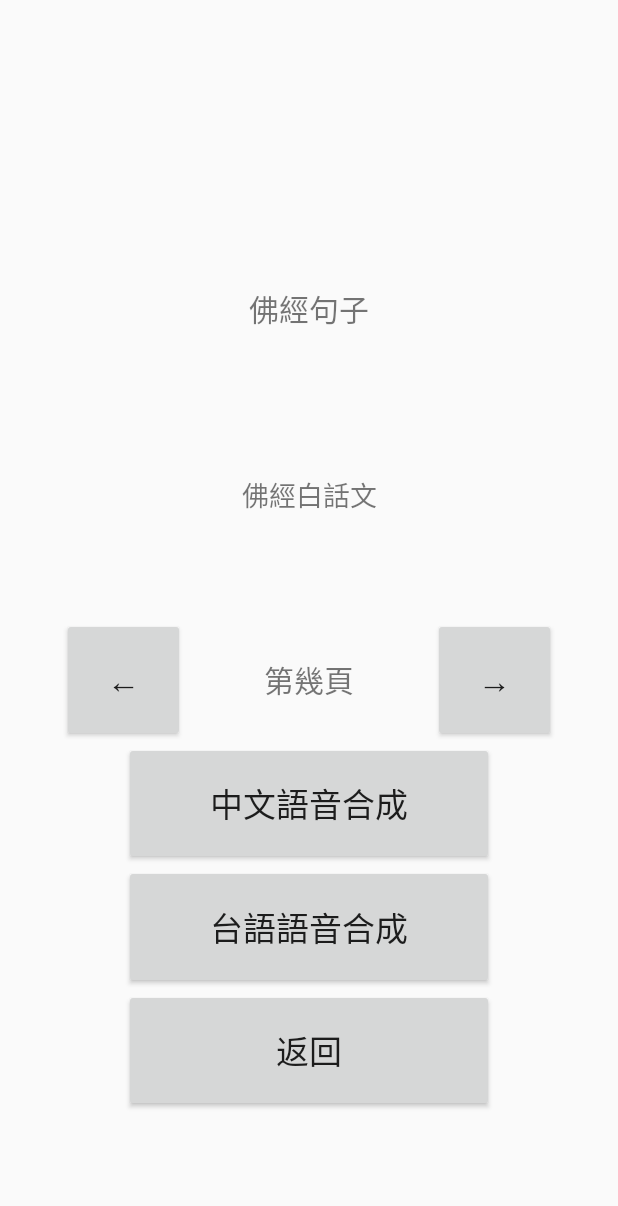
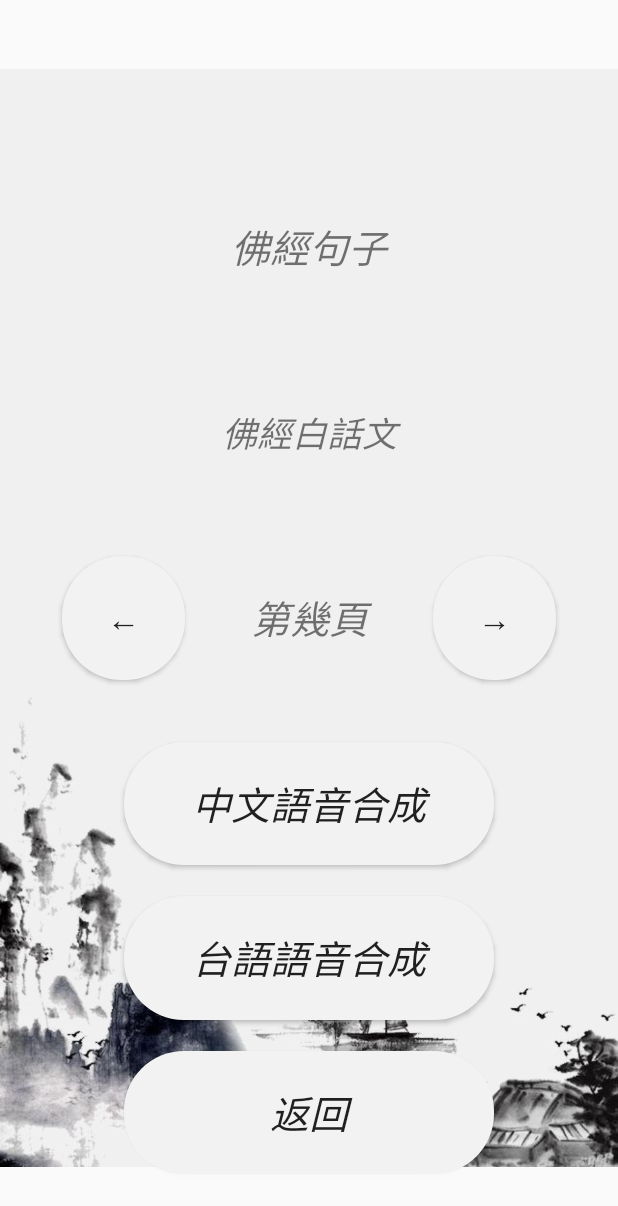
Before and after one commit to curry0622/-Buddhist-Scriptures-Guider, an Android app: the GuideReadingPage screen opened directly, with no data from a screen before it, on a phone screen of 412 x 824 dp. Shown: the top 1206 px of the screen. Run offline under Robolectric (Android 15) with nearby library versions, the phone set to English and light mode, and no system bars; 2 statements that could not run were skipped.

Commit message:
feat: new background

```diff
--- a/app/src/main/res/layout/activity_guide_reading_page.xml
+++ b/app/src/main/res/layout/activity_guide_reading_page.xml
@@ -14,11 +14,25 @@
         app:layout_constraintGuide_percent="0"/>
 
     <androidx.constraintlayout.widget.Guideline
+        android:id="@+id/H5"
+        android:layout_width="match_parent"
+        android:layout_height="match_parent"
+        android:orientation="horizontal"
+        app:layout_constraintGuide_percent="0.05"/>
+
+    <androidx.constraintlayout.widget.Guideline
         android:id="@+id/H10"
         android:layout_width="match_parent"
         android:layout_height="match_parent"
         android:orientation="horizontal"
         app:layout_constraintGuide_percent="0.10"/>
+
+    <androidx.constraintlayout.widget.Guideline
+        android:id="@+id/H15"
+        android:layout_width="match_parent"
+        android:layout_height="match_parent"
+        android:orientation="horizontal"
+        app:layout_constraintGuide_percent="0.15"/>
 
     <androidx.constraintlayout.widget.Guideline
         android:id="@+id/H20"
@@ -28,11 +42,25 @@
         app:layout_constraintGuide_percent="0.20"/>
 
     <androidx.constraintlayout.widget.Guideline
+        android:id="@+id/H25"
+        android:layout_width="match_parent"
+        android:layout_height="match_parent"
+        android:orientation="horizontal"
+        app:layout_constraintGuide_percent="0.25"/>
+
+    <androidx.constraintlayout.widget.Guideline
         android:id="@+id/H30"
         android:layout_width="match_parent"
         android:layout_height="match_parent"
         android:orientation="horizontal"
         app:layout_constraintGuide_percent="0.30"/>
+
+    <androidx.constraintlayout.widget.Guideline
+        android:id="@+id/H35"
+        android:layout_width="match_parent"
+        android:layout_height="match_parent"
+        android:orientation="horizontal"
+        app:layout_constraintGuide_percent="0.35"/>
 
     <androidx.constraintlayout.widget.Guideline
         android:id="@+id/H40"
@@ -42,11 +70,25 @@
         app:layout_constraintGuide_percent="0.40"/>
 
     <androidx.constraintlayout.widget.Guideline
+        android:id="@+id/H45"
+        android:layout_width="match_parent"
+        android:layout_height="match_parent"
+        android:orientation="horizontal"
+        app:layout_constraintGuide_percent="0.45"/>
+
+    <androidx.constraintlayout.widget.Guideline
         android:id="@+id/H50"
         android:layout_width="match_parent"
         android:layout_height="match_parent"
         android:orientation="horizontal"
         app:layout_constraintGuide_percent="0.50"/>
+
+    <androidx.constraintlayout.widget.Guideline
+        android:id="@+id/H55"
+        android:layout_width="match_parent"
+        android:layout_height="match_parent"
+        android:orientation="horizontal"
+        app:layout_constraintGuide_percent="0.55"/>
 
     <androidx.constraintlayout.widget.Guideline
         android:id="@+id/H60"
@@ -56,11 +98,32 @@
         app:layout_constraintGuide_percent="0.60"/>
 
     <androidx.constraintlayout.widget.Guideline
+        android:id="@+id/H65"
+        android:layout_width="match_parent"
+        android:layout_height="match_parent"
+        android:orientation="horizontal"
+        app:layout_constraintGuide_percent="0.65"/>
+
+    <androidx.constraintlayout.widget.Guideline
         android:id="@+id/H70"
         android:layout_width="match_parent"
         android:layout_height="match_parent"
         android:orientation="horizontal"
         app:layout_constraintGuide_percent="0.70"/>
+
+    <androidx.constraintlayout.widget.Guideline
+        android:id="@+id/H725"
+        android:layout_width="match_parent"
+        android:layout_height="match_parent"
+        android:orientation="horizontal"
+        app:layout_constraintGuide_percent="0.725"/>
+
+    <androidx.constraintlayout.widget.Guideline
+        android:id="@+id/H75"
+        android:layout_width="match_parent"
+        android:layout_height="match_parent"
+        android:orientation="horizontal"
+        app:layout_constraintGuide_percent="0.75"/>
 
     <androidx.constraintlayout.widget.Guideline
         android:id="@+id/H80"
@@ -70,11 +133,39 @@
         app:layout_constraintGuide_percent="0.80"/>
 
     <androidx.constraintlayout.widget.Guideline
+        android:id="@+id/H825"
+        android:layout_width="match_parent"
+        android:layout_height="match_parent"
+        android:orientation="horizontal"
+        app:layout_constraintGuide_percent="0.825"/>
+
+    <androidx.constraintlayout.widget.Guideline
+        android:id="@+id/H85"
+        android:layout_width="match_parent"
+        android:layout_height="match_parent"
+        android:orientation="horizontal"
+        app:layout_constraintGuide_percent="0.85"/>
+
+    <androidx.constraintlayout.widget.Guideline
         android:id="@+id/H90"
         android:layout_width="match_parent"
         android:layout_height="match_parent"
         android:orientation="horizontal"
         app:layout_constraintGuide_percent="0.90"/>
+
+    <androidx.constraintlayout.widget.Guideline
+        android:id="@+id/H925"
+        android:layout_width="match_parent"
+        android:layout_height="match_parent"
+        android:orientation="horizontal"
+        app:layout_constraintGuide_percent="0.925"/>
+
+    <androidx.constraintlayout.widget.Guideline
+        android:id="@+id/H95"
+        android:layout_width="match_parent"
+        android:layout_height="match_parent"
+        android:orientation="horizontal"
+        app:layout_constraintGuide_percent="0.95"/>
 
     <androidx.constraintlayout.widget.Guideline
         android:id="@+id/H100"
@@ -160,42 +251,55 @@
         android:orientation="vertical"
         app:layout_constraintGuide_percent="1.0"/>
 
+    <ImageView
+        android:id="@+id/bg"
+        android:layout_width="0dp"
+        android:layout_height="0dp"
+        android:src="@drawable/scripturebg"
+        app:layout_constraintLeft_toLeftOf="@id/V0"
+        app:layout_constraintRight_toRightOf="@id/V100"
+        app:layout_constraintTop_toTopOf="@id/H0"
+        app:layout_constraintBottom_toBottomOf="@id/H100"/>
+
     <TextView
         android:id="@+id/titleTxt"
         android:layout_width="0dp"
         android:layout_height="0dp"
         android:text="佛經標題"
-        android:textSize="40dp"
-        android:textAlignment="center"
-        android:layout_gravity="center_horizontal"
+        android:textSize="44dp"
+        android:textColor="@color/black"
+        android:gravity="center"
+        android:fontFamily="@font/buddhist"
         app:layout_constraintLeft_toLeftOf="@id/V20"
         app:layout_constraintRight_toRightOf="@id/V80"
-        app:layout_constraintTop_toTopOf="@id/H10"
-        app:layout_constraintBottom_toBottomOf="@id/H20"/>
+        app:layout_constraintTop_toTopOf="@id/H5"
+        app:layout_constraintBottom_toBottomOf="@id/H15"/>
 
     <TextView
         android:id="@+id/contentTxt"
         android:layout_width="0dp"
         android:layout_height="0dp"
         android:text="佛經句子"
-        android:textSize="20dp"
+        android:textSize="26dp"
         android:gravity="center"
+        android:fontFamily="@font/buddhist"
         app:layout_constraintLeft_toLeftOf="@id/V20"
         app:layout_constraintRight_toRightOf="@id/V80"
-        app:layout_constraintTop_toTopOf="@id/H20"
-        app:layout_constraintBottom_toBottomOf="@id/H30"/>
+        app:layout_constraintTop_toTopOf="@id/H15"
+        app:layout_constraintBottom_toBottomOf="@id/H25"/>
 
     <TextView
         android:id="@+id/vernacularTxt"
         android:layout_width="0dp"
         android:layout_height="0dp"
         android:text="佛經白話文"
-        android:textSize="18dp"
+        android:textSize="23dp"
         android:gravity="center"
+        android:fontFamily="@font/buddhist"
         app:layout_constraintLeft_toLeftOf="@id/V20"
         app:layout_constraintRight_toRightOf="@id/V80"
-        app:layout_constraintTop_toTopOf="@id/H30"
-        app:layout_constraintBottom_toBottomOf="@id/H50"/>
+        app:layout_constraintTop_toTopOf="@id/H25"
+        app:layout_constraintBottom_toBottomOf="@id/H45"/>
 
     <Button
         android:id="@+id/prevBtn"
@@ -203,10 +307,11 @@
         android:layout_height="0dp"
         android:text="←"
         android:textSize="22dp"
+        android:background="@drawable/btn_rounded"
         app:layout_constraintLeft_toLeftOf="@id/V10"
         app:layout_constraintRight_toRightOf="@id/V30"
-        app:layout_constraintTop_toTopOf="@id/H50"
-        app:layout_constraintBottom_toBottomOf="@id/H60"/>
+        app:layout_constraintTop_toTopOf="@id/H45"
+        app:layout_constraintBottom_toBottomOf="@id/H55"/>
 
     <Button
         android:id="@+id/nextBtn"
@@ -214,29 +319,33 @@
         android:layout_height="0dp"
         android:text="→"
         android:textSize="22dp"
+        android:background="@drawable/btn_rounded"
         app:layout_constraintLeft_toLeftOf="@id/V70"
         app:layout_constraintRight_toRightOf="@id/V90"
-        app:layout_constraintTop_toTopOf="@id/H50"
-        app:layout_constraintBottom_toBottomOf="@id/H60"/>
+        app:layout_constraintTop_toTopOf="@id/H45"
+        app:layout_constraintBottom_toBottomOf="@id/H55"/>
 
     <TextView
         android:id="@+id/pageTxt"
         android:layout_width="0dp"
         android:layout_height="0dp"
         android:text="第幾頁"
-        android:textSize="20dp"
+        android:textSize="26dp"
         android:gravity="center"
+        android:fontFamily="@font/buddhist"
         app:layout_constraintLeft_toLeftOf="@id/V30"
         app:layout_constraintRight_toRightOf="@id/V70"
-        app:layout_constraintTop_toTopOf="@id/H50"
-        app:layout_constraintBottom_toBottomOf="@id/H60"/>
+        app:layout_constraintTop_toTopOf="@id/H45"
+        app:layout_constraintBottom_toBottomOf="@id/H55"/>
 
     <Button
         android:id="@+id/chiSynBtn"
         android:layout_width="0dp"
         android:layout_height="0dp"
         android:text="中文語音合成"
-        android:textSize="22dp"
+        android:textSize="26dp"
+        android:fontFamily="@font/buddhist"
+        android:background="@drawable/btn_rounded"
         app:layout_constraintLeft_toLeftOf="@id/V20"
         app:layout_constraintRight_toRightOf="@id/V80"
         app:layout_constraintTop_toTopOf="@id/H60"
@@ -247,21 +356,25 @@
         android:layout_width="0dp"
         android:layout_height="0dp"
         android:text="台語語音合成"
-        android:textSize="22dp"
+        android:textSize="26dp"
+        android:fontFamily="@font/buddhist"
+        android:background="@drawable/btn_rounded"
         app:layout_constraintLeft_toLeftOf="@id/V20"
         app:layout_constraintRight_toRightOf="@id/V80"
-        app:layout_constraintTop_toTopOf="@id/H70"
-        app:layout_constraintBottom_toBottomOf="@id/H80"/>
+        app:layout_constraintTop_toTopOf="@id/H725"
+        app:layout_constraintBottom_toBottomOf="@id/H825"/>
 
     <Button
         android:id="@+id/backBtn"
         android:layout_width="0dp"
         android:layout_height="0dp"
         android:text="返回"
-        android:textSize="22dp"
+        android:textSize="26dp"
+        android:fontFamily="@font/buddhist"
+        android:background="@drawable/btn_rounded"
         app:layout_constraintLeft_toLeftOf="@id/V20"
         app:layout_constraintRight_toRightOf="@id/V80"
-        app:layout_constraintTop_toTopOf="@id/H80"
-        app:layout_constraintBottom_toBottomOf="@id/H90"/>
+        app:layout_constraintTop_toTopOf="@id/H85"
+        app:layout_constraintBottom_toBottomOf="@id/H95"/>
 
 </androidx.constraintlayout.widget.ConstraintLayout>
--- a/app/src/main/res/layout/activity_main_menu.xml
+++ b/app/src/main/res/layout/activity_main_menu.xml
@@ -174,6 +174,18 @@
         android:orientation="vertical"
         app:layout_constraintGuide_percent="1.0"/>
 
+    <ImageView
+        android:id="@+id/bg"
+        android:layout_width="0dp"
+        android:layout_height="0dp"
+        android:src="@drawable/recogbg"
+        app:layout_constraintBottom_toBottomOf="@id/H100"
+        app:layout_constraintHorizontal_bias="0.0"
+        app:layout_constraintLeft_toLeftOf="@id/V0"
+        app:layout_constraintRight_toRightOf="@id/V100"
+        app:layout_constraintTop_toTopOf="@id/H0"
+        app:layout_constraintVertical_bias="0.0" />
+
     <TextView
         android:id="@+id/titleTxt"
         android:layout_width="0dp"
@@ -220,6 +232,7 @@
         android:text="佛經片段語音辨識"
         android:textSize="22dp"
         android:fontFamily="@font/buddhist"
+        android:background="@drawable/btn_rounded"
         app:layout_constraintLeft_toLeftOf="@id/V10"
         app:layout_constraintRight_toRightOf="@id/V90"
         app:layout_constraintTop_toTopOf="@id/H40"
@@ -245,6 +258,7 @@
         android:text="搜尋"
         android:textSize="24dp"
         android:fontFamily="@font/buddhist"
+        android:background="@drawable/btn_rounded"
         app:layout_constraintLeft_toLeftOf="@id/V30"
         app:layout_constraintRight_toLeftOf="@id/V70"
         app:layout_constraintTop_toTopOf="@id/H60"
@@ -256,7 +270,7 @@
         android:layout_height="0dp"
         android:src="@drawable/reset"
         android:scaleType="fitCenter"
-        android:background="@color/white"
+        android:background="@android:color/transparent"
         app:layout_constraintLeft_toLeftOf="@id/V75"
         app:layout_constraintRight_toRightOf="@id/V85"
         app:layout_constraintTop_toTopOf="@id/H60"
@@ -268,8 +282,8 @@
         android:layout_height="0dp"
         android:text=""
         android:textSize="22dp"
-        android:textAlignment="center"
-        android:layout_gravity="center_horizontal"
+        android:fontFamily="@font/buddhist"
+        android:gravity="center"
         app:layout_constraintLeft_toLeftOf="@id/V20"
         app:layout_constraintRight_toRightOf="@id/V80"
         app:layout_constraintTop_toTopOf="@id/H70"
@@ -282,6 +296,7 @@
         android:text="進入導讀"
         android:textSize="24dp"
         android:fontFamily="@font/buddhist"
+        android:background="@drawable/btn_rounded"
         app:layout_constraintLeft_toLeftOf="@id/V30"
         app:layout_constraintRight_toLeftOf="@id/V70"
         app:layout_constraintTop_toTopOf="@id/H80"
```
Also changed, not shown: app/src/main/res/drawable/circlebg.jpg (added), app/src/main/res/drawable/recogbg.jpg (added), app/src/main/res/drawable/scripturebg.jpg (added).
